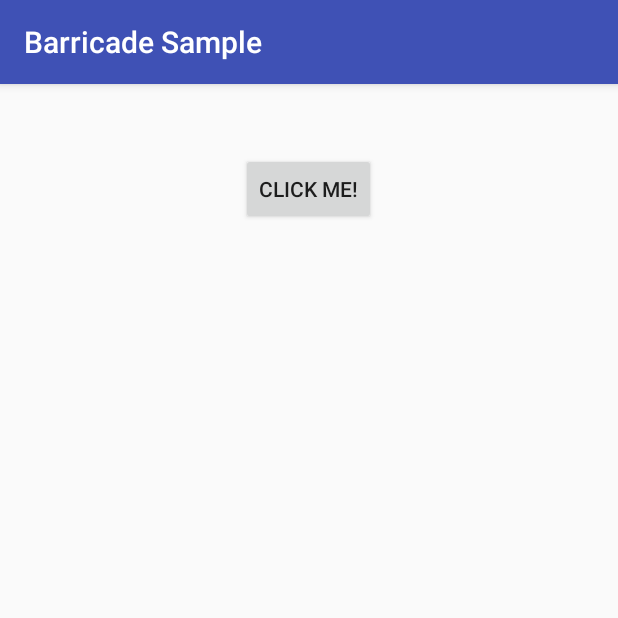
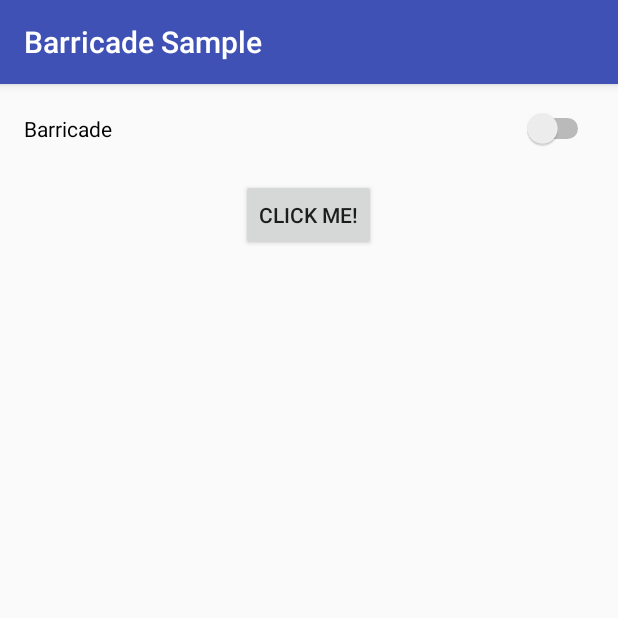
Before and after one commit to mutualmobile/Barricade, an Android app: the screen it shows after launch (MainActivity), on a phone screen of 412 x 824 dp, the top half of it. Run offline under Robolectric (Android 15) with nearby library versions, the phone set to English and light mode, and no system bars; 1 statement that could not run was skipped.

Commit message:
Initial sample implementation

```diff
--- a/app/build.gradle
+++ b/app/build.gradle
@@ -38,4 +38,6 @@ dependencies {
 
   compile project(path: ':barricade-library')
   apt project(':barricade-compiler')
+
+  compile 'com.squareup.okhttp3:logging-interceptor:3.4.1'
 }
--- a/app/src/main/AndroidManifest.xml
+++ b/app/src/main/AndroidManifest.xml
@@ -9,7 +9,8 @@
       android:icon="@mipmap/ic_launcher"
       android:label="@string/app_name"
       android:supportsRtl="true"
-      android:theme="@style/AppTheme">
+      android:theme="@style/AppTheme"
+      android:name=".BarricadeSampleApplication">
     <activity android:name=".MainActivity">
       <intent-filter>
         <action android:name="android.intent.action.MAIN"/>
--- a/app/src/main/java/com/mutualmobile/barricade/sample/MainActivity.java
+++ b/app/src/main/java/com/mutualmobile/barricade/sample/MainActivity.java
@@ -4,9 +4,13 @@ import android.os.Bundle;
 import android.support.v7.app.AppCompatActivity;
 import android.util.Log;
 import android.view.View;
+import android.widget.Switch;
+import com.mutualmobile.barricade.BarricadeInterceptor;
 import com.mutualmobile.barricade.sample.api.GitHubApiService;
 import com.mutualmobile.barricade.sample.api.model.Repo;
 import java.util.List;
+import okhttp3.OkHttpClient;
+import okhttp3.logging.HttpLoggingInterceptor;
 import retrofit2.Call;
 import retrofit2.Callback;
 import retrofit2.Response;
@@ -22,13 +26,14 @@ public class MainActivity extends AppCompatActivity {
     super.onCreate(savedInstanceState);
     setContentView(R.layout.activity_main);
 
-    Retrofit retrofit = new Retrofit.Builder().baseUrl("https://api.github.com").addConverterFactory(GsonConverterFactory.create()).build();
+    init();
 
-    gitHubApiService = retrofit.create(GitHubApiService.class);
+    Switch barricadeSwitch = (Switch) findViewById(R.id.switch1);
 
     findViewById(R.id.button).setOnClickListener(new View.OnClickListener() {
       @Override public void onClick(View view) {
-        gitHubApiService.getUserRepos("mutualmobile").enqueue(new Callback<List<Repo>>() {
+
+        gitHubApiService.getUserRepos("google").enqueue(new Callback<List<Repo>>() {
           @Override public void onResponse(Call<List<Repo>> call, Response<List<Repo>> response) {
             Log.d(MainActivity.class.getCanonicalName(), "Got : " + response.body().size());
           }
@@ -40,4 +45,18 @@ public class MainActivity extends AppCompatActivity {
       }
     });
   }
+
+  private void init() {
+    OkHttpClient okHttpClient = new OkHttpClient.Builder()
+        .addInterceptor(new BarricadeInterceptor())
+        .addInterceptor(new HttpLoggingInterceptor())
+        .build();
+
+    Retrofit retrofit = new Retrofit.Builder()
+        .baseUrl("https://api.github.com")
+        .client(okHttpClient)
+        .addConverterFactory(GsonConverterFactory.create()).build();
+
+    gitHubApiService = retrofit.create(GitHubApiService.class);
+  }
 }
--- a/app/src/main/java/com/mutualmobile/barricade/sample/api/GitHubApiService.java
+++ b/app/src/main/java/com/mutualmobile/barricade/sample/api/GitHubApiService.java
@@ -1,5 +1,7 @@
 package com.mutualmobile.barricade.sample.api;
 
+import com.mutualmobile.barricade.annotation.Barricade;
+import com.mutualmobile.barricade.annotation.ResponseType;
 import com.mutualmobile.barricade.sample.api.model.Repo;
 import java.util.List;
 import retrofit2.Call;
@@ -8,5 +10,9 @@ import retrofit2.http.Path;
 
 public interface GitHubApiService {
 
-  @GET("/users/{user}/repos") Call<List<Repo>> getUserRepos(@Path("user") String user);
+  @GET("/users/{user}/repos")
+  @Barricade(endpoint = "repos", options = {
+      @ResponseType(fileName = "get_repos_success", isDefault = true)
+  })
+  Call<List<Repo>> getUserRepos(@Path("user") String user);
 }
--- a/app/src/main/res/layout/activity_main.xml
+++ b/app/src/main/res/layout/activity_main.xml
@@ -16,8 +16,17 @@
       android:layout_height="wrap_content"
       android:text="@string/click_me"
       android:id="@+id/button"
+      android:layout_marginTop="20dp"
+      android:layout_below="@+id/switch1"
+      android:layout_centerHorizontal="true"
+      />
+  <Switch
+      android:layout_width="match_parent"
+      android:layout_height="wrap_content"
+      android:text="Barricade"
+      android:id="@+id/switch1"
+      android:checked="false"
       android:layout_alignParentTop="true"
       android:layout_centerHorizontal="true"
-      android:layout_marginTop="30dp"
       />
 </RelativeLayout>
```
Also changed, not shown: 1 other file.
